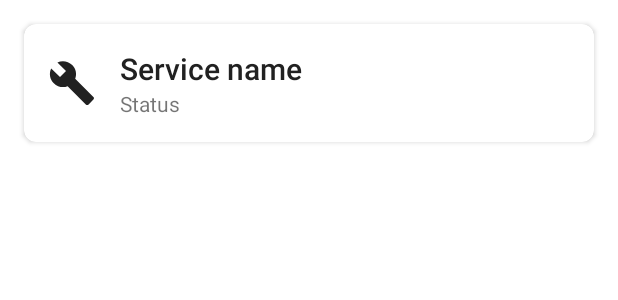
After one commit to Vege19/app-grupoqq, an Android app: the layout item_binnacle_service.xml on its own in the app's theme, with its tools: preview values and no code run, on a phone screen of 412 x 824 dp. The commit adds this screen. Shown: the top 300 px of the screen. Run offline under Robolectric (Android 15) with nearby library versions, the phone set to English and light mode, and no system bars.

Commit message:
Binnacle services

```diff
--- a/app/src/main/java/com/grupoqq/app/fragments/BinnacleDetailsFragment.kt
+++ b/app/src/main/java/com/grupoqq/app/fragments/BinnacleDetailsFragment.kt
@@ -56,7 +56,7 @@ class BinnacleDetailsFragment : Fragment() {
         //Vehicle info
         binnacleDetailsBrandTxt.text = "Marca: " + binnacle.vehicle.vehicleBrand
         binnacleDetailsModelTxt.text = "Modelo: " + binnacle.vehicle.vehicleModel
-        binnacleDetailsYearTxt.text = "Año:" + binnacle.vehicle.vehicleYear
+        binnacleDetailsYearTxt.text = "Año: " + binnacle.vehicle.vehicleYear
         binnacleDetailsRegistrationNumberTxt.text = "Matrícula: " + binnacle.vehicle.vehicleRegistrationNumber
         //Client info
         binnacleDetailsClientNameTxt.text = "Nombre: " + binnacle.client.clientNames
--- /dev/null
+++ b/app/src/main/res/drawable/ic_build.xml
@@ -0,0 +1,9 @@
+<vector xmlns:android="http://schemas.android.com/apk/res/android"
+        android:width="24dp"
+        android:height="24dp"
+        android:viewportWidth="24.0"
+        android:viewportHeight="24.0">
+    <path
+        android:fillColor="#FF000000"
+        android:pathData="M22.7,19l-9.1,-9.1c0.9,-2.3 0.4,-5 -1.5,-6.9 -2,-2 -5,-2.4 -7.4,-1.3L9,6 6,9 1.6,4.7C0.4,7.1 0.9,10.1 2.9,12.1c1.9,1.9 4.6,2.4 6.9,1.5l9.1,9.1c0.4,0.4 1,0.4 1.4,0l2.3,-2.3c0.5,-0.4 0.5,-1.1 0.1,-1.4z"/>
+</vector>
--- /dev/null
+++ b/app/src/main/res/layout/item_binnacle_service.xml
@@ -0,0 +1,51 @@
+<?xml version="1.0" encoding="utf-8"?>
+<androidx.cardview.widget.CardView xmlns:android="http://schemas.android.com/apk/res/android"
+    android:layout_width="match_parent"
+    android:layout_height="wrap_content"
+    xmlns:app="http://schemas.android.com/apk/res-auto"
+    xmlns:tools="http://schemas.android.com/tools"
+    app:cardCornerRadius="8dp"
+    android:layout_marginTop="16dp"
+    android:layout_marginStart="16dp"
+    android:layout_marginEnd="16dp">
+
+    <androidx.constraintlayout.widget.ConstraintLayout
+        android:layout_width="match_parent"
+        android:layout_height="wrap_content"
+        android:padding="16dp">
+
+        <ImageView
+            android:id="@+id/imageView2"
+            android:layout_width="32dp"
+            android:layout_height="32dp"
+            android:tint="@color/colorPrimaryText"
+            app:layout_constraintBottom_toBottomOf="parent"
+            app:layout_constraintStart_toStartOf="parent"
+            app:layout_constraintTop_toTopOf="parent"
+            app:srcCompat="@drawable/ic_build" />
+
+        <TextView
+            android:id="@+id/itemBinnacleServiceNameTxt"
+            style="@style/TextAppearance.AppCompat.Title"
+            android:layout_width="0dp"
+            android:layout_height="wrap_content"
+            android:gravity="center|start"
+            android:textColor="@color/colorPrimaryText"
+            app:layout_constraintEnd_toEndOf="parent"
+            app:layout_constraintStart_toEndOf="@+id/imageView2"
+            app:layout_constraintTop_toTopOf="parent"
+            tools:text="Service name"
+            android:layout_marginStart="16dp"/>
+
+        <TextView
+            android:id="@+id/itemBinnacleServiceStatusTxt"
+            android:layout_width="0dp"
+            android:layout_height="wrap_content"
+            app:layout_constraintBottom_toBottomOf="parent"
+            app:layout_constraintStart_toStartOf="@id/itemBinnacleServiceNameTxt"
+            app:layout_constraintTop_toBottomOf="@id/itemBinnacleServiceNameTxt"
+            tools:text="Status" />
+
+    </androidx.constraintlayout.widget.ConstraintLayout>
+
+</androidx.cardview.widget.CardView>
```
Also changed, not shown: app/src/main/java/com/grupoqq/app/fragments/BinnacleServicesFragment.kt (+50 -0 lines), app/src/main/java/com/grupoqq/app/utils/Adapters.kt (+20 -0 lines), app/src/main/res/layout/fragment_binnacle_services.xml (+11 -7 lines).
